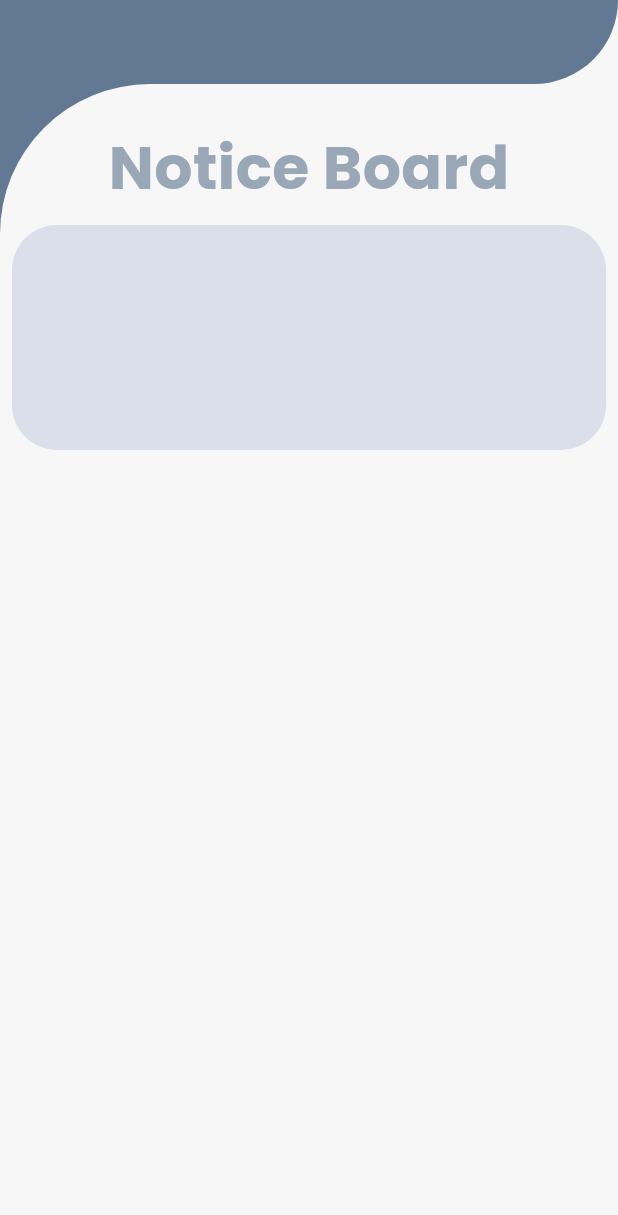
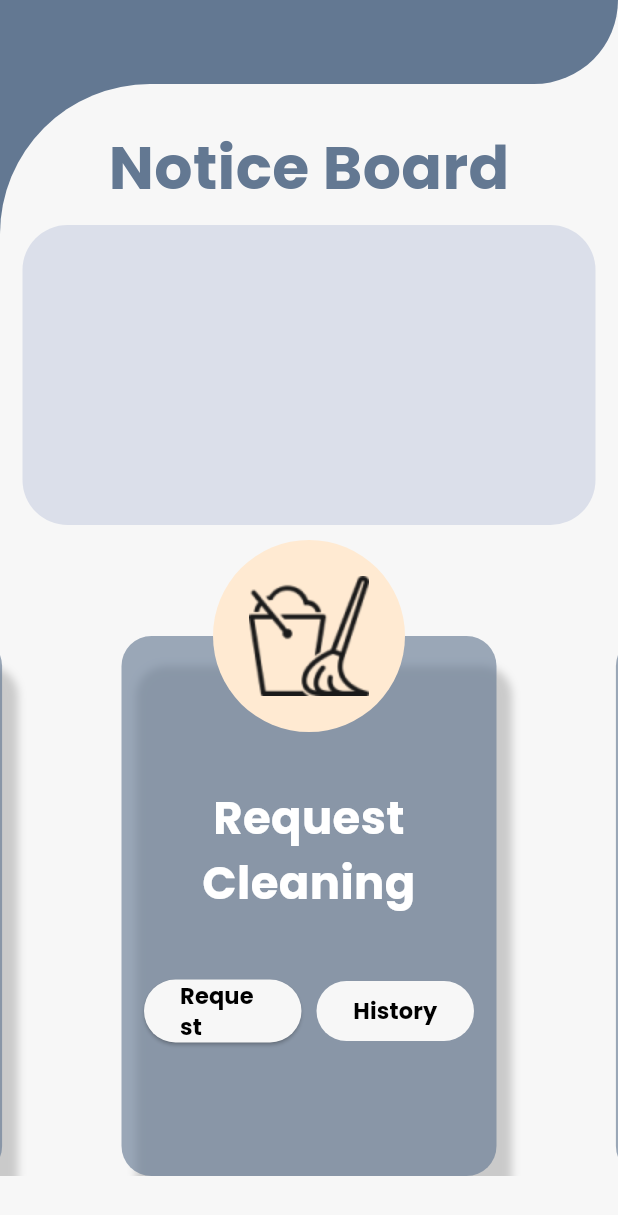
Before and after one commit to vasusomani/hostel_wise, a Flutter app: the screen it shows after launch, on a phone screen of 412 x 824 dp. Shown: the top 1215 px of the screen. Run offline on Flutter 3.47's test engine with Material 2 defaults, Android fonts, the light colour scheme and no system bars; drawn by our look-alikes of carousel_slider; our stand-ins replace google_fonts.

Commit message:
Ui Updation

```diff
--- a/lib/Pages/HomePage.dart
+++ b/lib/Pages/HomePage.dart
@@ -1,6 +1,7 @@
 import 'package:flutter/material.dart';
 import 'package:google_fonts/google_fonts.dart';
 import 'package:hostel_wise/Util/HexToColor.dart';
+import 'package:hostel_wise/Util/HomeCarosal.dart';
 
 class HomePage extends StatelessWidget {
   const HomePage({Key? key}) : super(key: key);
@@ -31,15 +32,16 @@ class HomePage extends StatelessWidget {
                 style: GoogleFonts.poppins(
                     fontSize: 40,
                     fontWeight: FontWeight.w700,
-                    color: HexColor("#9AA7B7")),
+                    color: HexColor("#637892")),
               ),
               Container(
-                margin: EdgeInsets.symmetric(horizontal: 8, vertical: 10),
-                height: 150,
+                margin: EdgeInsets.symmetric(horizontal: 15, vertical: 10),
+                height: 200,
                 decoration: BoxDecoration(
                     borderRadius: BorderRadius.circular(30),
                     color: HexColor("#DBDFEA")),
-              )
+              ),
+              HomeCarosal()
             ],
           ),
         ),
--- a/lib/Pages/LandingPage.dart
+++ b/lib/Pages/LandingPage.dart
@@ -2,8 +2,12 @@ import 'dart:async';
 
 import 'package:flutter/material.dart';
 import 'package:flutter/services.dart';
+import 'package:hostel_wise/Pages/Cleaning.dart';
+import 'package:hostel_wise/Pages/Food.dart';
 import 'package:hostel_wise/Pages/HomePage.dart';
 import 'package:hostel_wise/Pages/IntroPage.dart';
+import 'package:hostel_wise/Pages/RegisterComplain.dart';
+import 'package:hostel_wise/Pages/RequestSent.dart';
 import 'package:hostel_wise/Pages/SignUpPage.dart';
 
 import 'SignInPage.dart';
--- a/lib/Pages/SignUpPage.dart
+++ b/lib/Pages/SignUpPage.dart
@@ -81,6 +81,7 @@ class _SignUpPageState extends State<SignUpPage> {
             ],
           ),
           Expanded(
+            child: SingleChildScrollView(
               child: Container(
                 padding: const EdgeInsets.only(top: 80),
                 decoration: BoxDecoration(
@@ -171,6 +172,7 @@ class _SignUpPageState extends State<SignUpPage> {
                 ),
               ),
             ),
+          ),
         ],
       ),
     );
--- /dev/null
+++ b/lib/Util/CarosalStrucuture.dart
@@ -0,0 +1,99 @@
+import 'package:flutter/material.dart';
+import 'package:google_fonts/google_fonts.dart';
+
+import 'HexToColor.dart';
+
+class CarosalStructure extends StatelessWidget {
+  CarosalStructure(this.imgURL, this.title, this.requestPageWidget);
+  Widget requestPageWidget;
+  String title;
+  String imgURL;
+  @override
+  Widget build(BuildContext context) {
+    return Stack(
+      alignment: Alignment.topCenter,
+      children: [
+        Column(
+          children: [
+            Container(height: 64),
+            Container(
+              padding: EdgeInsets.only(top: 100, left: 10, right: 10),
+              height: 360,
+              width: 250,
+              decoration: BoxDecoration(
+                  boxShadow: [
+                    BoxShadow(
+                        offset: Offset(10, 20),
+                        blurRadius: 4,
+                        color: Colors.grey.withOpacity(0.5))
+                  ],
+                  borderRadius: BorderRadius.circular(20),
+                  color: HexColor("#637892").withOpacity(0.63)),
+              child: Column(
+                children: [
+                  Text(
+                    title,
+                    textAlign: TextAlign.center,
+                    style: GoogleFonts.poppins(
+                        color: Colors.white,
+                        fontWeight: FontWeight.w700,
+                        fontSize: 30),
+                  ),
+                  SizedBox(height: 35),
+                  Row(
+                    mainAxisAlignment: MainAxisAlignment.spaceAround,
+                    children: [
+                      Expanded(
+                          child: Padding(
+                        padding: const EdgeInsets.all(5),
+                        child: ElevatedButton(
+                            onPressed: () => Navigator.push(
+                                context,
+                                MaterialPageRoute(
+                                  builder: (context) => requestPageWidget,
+                                )),
+                            style: ButtonStyle(
+                                backgroundColor: MaterialStatePropertyAll(
+                                    HexColor("#F7F7F7"))),
+                            child: Text(
+                              "Request",
+                              style: GoogleFonts.poppins(
+                                  fontSize: 15,
+                                  color: Colors.black,
+                                  fontWeight: FontWeight.bold),
+                            )),
+                      )),
+                      Expanded(
+                          child: Padding(
+                        padding: const EdgeInsets.all(5),
+                        child: ElevatedButton(
+                          onPressed: null,
+                          style: ButtonStyle(
+                              backgroundColor: MaterialStatePropertyAll(
+                                  HexColor("#F7F7F7"))),
+                          child: Text(
+                            "History",
+                            style: GoogleFonts.poppins(
+                                fontSize: 15,
+                                color: Colors.black,
+                                fontWeight: FontWeight.bold),
+                          ),
+                        ),
+                      )),
+                    ],
+                  )
+                ],
+              ),
+            ),
+          ],
+        ),
+        Container(
+          decoration:
+              BoxDecoration(shape: BoxShape.circle, color: HexColor("#FFEAD2")),
+          height: 128,
+          child: Image.asset(imgURL),
+        )
+      ],
+    );
+  }
+}
--- /dev/null
+++ b/lib/Util/HomeCarosal.dart
@@ -0,0 +1,51 @@
+import 'package:flutter/material.dart';
+import 'package:carousel_slider/carousel_slider.dart';
+import 'package:hostel_wise/Pages/Cleaning.dart';
+import 'package:hostel_wise/Pages/Complain.dart';
+import 'package:hostel_wise/Pages/Food.dart';
+import 'package:hostel_wise/Pages/Maintenance.dart';
+import 'package:hostel_wise/Util/CarosalStrucuture.dart';
+
+List<String> IconsList = [
+  "assets/Icons/Cleaning.png",
+  "assets/Icons/Food.png",
+  "assets/Icons/Maintenance.png",
+  "assets/Icons/Complain.png",
+];
+
+List<String> TitleList = [
+  "Request Cleaning",
+  "In-room Mess service",
+  "Maintenance Request",
+  "Register Complaint",
+];
+
+List<Widget> RequestList = [
+  CleaningRequestPage(),
+  FoodRequestPage(),
+  MaintenancePage(),
+  ComplainPage()
+];
+
+class HomeCarosal extends StatelessWidget {
+  const HomeCarosal({Key? key}) : super(key: key);
+
+  @override
+  Widget build(BuildContext context) {
+    List<Widget> carouselItems = IconsList.asMap().entries.map((entry) {
+      int index = entry.key;
+      String iconUrl = entry.value;
+      String title = TitleList[index];
+      Widget requestPage = RequestList[index];
+      return CarosalStructure(iconUrl, title, requestPage);
+    }).toList();
+
+    return CarouselSlider(
+      items: carouselItems,
+      options: CarouselOptions(
+        height: 424,
+        animateToClosest: true,
+      ),
+    );
+  }
+}
--- a/pubspec.yaml
+++ b/pubspec.yaml
@@ -39,7 +39,7 @@ dependencies:
   google_fonts: ^4.0.4
   http: ^0.13.5
   riverpod: ^2.3.6
-
+  carousel_slider: ^4.2.1
 dev_dependencies:
   flutter_test:
     sdk: flutter
```
Also changed, not shown: lib/Pages/Cleaning.dart (added, +58 -0 lines), lib/Pages/Complain.dart (added, +58 -0 lines), lib/Pages/Food.dart (added, +58 -0 lines), lib/Pages/Maintenance.dart (added, +58 -0 lines), lib/Pages/RegisterComplain.dart (added, +89 -0 lines), lib/Pages/RequestSent.dart (added, +70 -0 lines), assets/Icons/Cleaning.png (added), assets/Icons/Complain.png (added), assets/Icons/Food.png (added), assets/Icons/Maintenance.png (added), assets/Icons/tick.png (added), pubspec.lock. Lines whose indentation alone changed are shown as unchanged.
